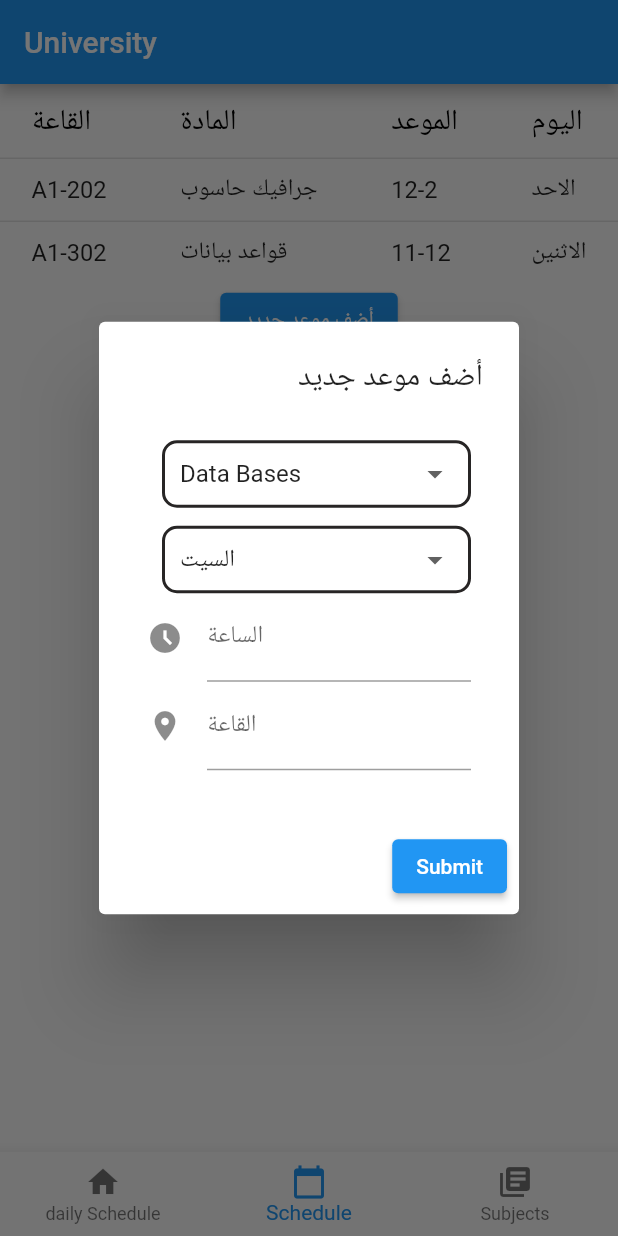
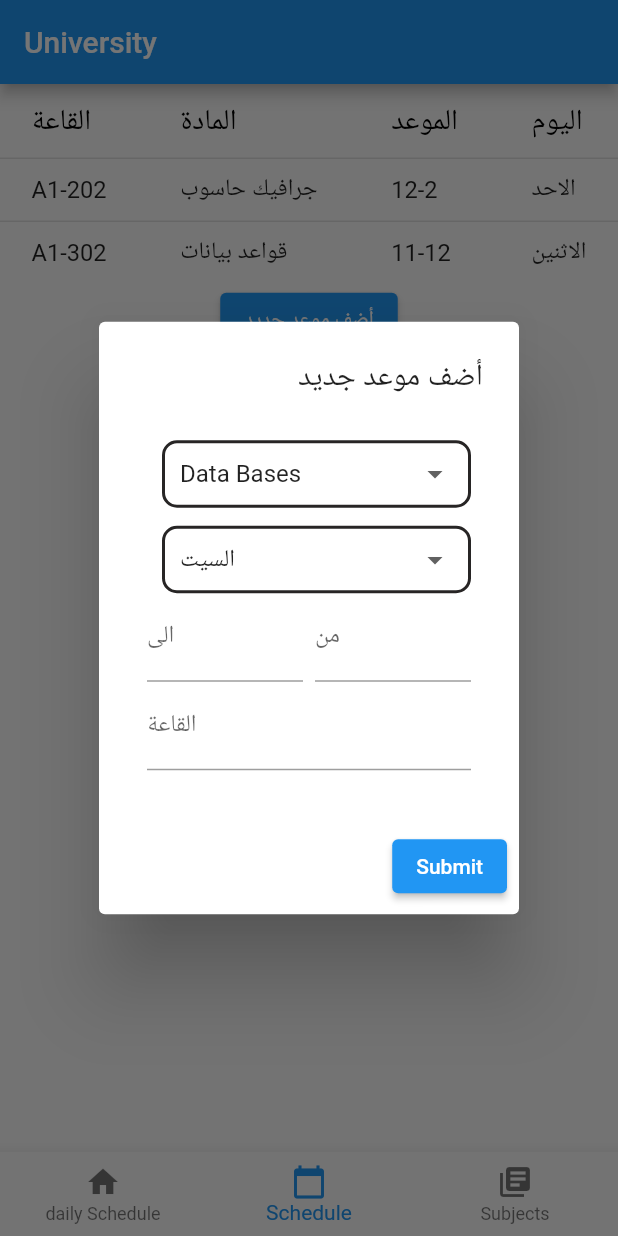
Before and after one commit to saleem-15/University-V1.0, a Flutter app: the screen it shows after launch, item 2 of the bottom bar chosen, after a tap on "أضف موعد جديد", on a phone screen of 412 x 824 dp. Run offline on Flutter 3.47's test engine with Material 2 defaults, Android fonts, the phone set to English and light mode, and no system bars.

Commit message:
sorting the table according to time is done

```diff
--- a/lib/models/lectures.dart
+++ b/lib/models/lectures.dart
@@ -1,28 +1,112 @@
 class Lecture {
   String subject;
   String day;
-  String time;
+  String startingTime;
+  String endingTime;
   String place;
+  late int value; //used for sorting
+
+  /*
+   starting time for lecture could be [8,9,10,11,12,1,2,3] => 8 times
+   day could be [sat,sun,...friday] => 6 days
+
+   which means we have => 8*6 = 48 possible time for any lecture
+
+   Now each each possible time  has a uniqe value (incremental value)
+
+   value = number of day[first day = 0] * 8 + time
+  */
 
   Lecture({
     required this.subject,
     required this.day,
-    required this.time,
+    required this.startingTime,
+    required this.endingTime,
     required this.place,
-  });
+  }) {
+    value =
+        calculateValue(day, startingTime); //value is calculated automatically
+    print("$subject => value: $value");
+  }
 
   static final lecturesList = [
     Lecture(
       subject: 'جرافيك حاسوب',
       day: 'الاحد',
-      time: '12-2',
+      startingTime: '12',
+      endingTime: '2',
       place: 'A1-202',
     ),
     Lecture(
       subject: 'قواعد بيانات',
       day: 'الاثنين',
-      time: '11-12',
+      startingTime: '11',
+      endingTime: '12',
       place: 'A1-302',
     )
   ];
+
+  int calculateValue(String day, String startingTime) {
+    int result = 0;
+
+    switch (day) {
+      case 'السيت':
+        result = 0;
+        break;
+
+      case 'الأحد':
+        result = 8;
+        break;
+
+      case 'الاثنين':
+        result = 16;
+        break;
+
+      case 'الثلاثاء':
+        result = 24;
+        break;
+
+      case 'الأربعاء':
+        result = 32;
+        break;
+
+      case 'الخميس':
+        result = 40;
+        break;
+    }
+
+    switch (startingTime) {
+      case '8':
+        return result = result + 1;
+
+      case '9':
+        return result = result + 2;
+
+      case '10':
+        return result = result + 3;
+
+      case '11':
+        return result = result + 4;
+
+      case '12':
+        return result = result + 5;
+
+      case '1':
+        return result = result + 6;
+
+      case '2':
+        return result = result + 7;
+
+      case '3':
+        return result = result + 8;
+    }
+
+    return 0; // this line has no meaning (JUST TO PLEASE THE STUPID COMPILER)
+  }
+
+  static void sortLecturesList() {
+    lecturesList.sort((a, b) {
+      return a.value.compareTo(b.value);
+    });
+  }
 }
--- a/lib/screens/schedule_screen.dart
+++ b/lib/screens/schedule_screen.dart
@@ -60,7 +60,7 @@ class _ScheduleState extends State<Schedule> {
                     ),
                     DataCell(
                       Text(
-                        e.time,
+                        '${e.startingTime}-${e.endingTime}',
                         style: TextStyle(fontSize: 18),
                       ),
                     ),
@@ -73,37 +73,6 @@ class _ScheduleState extends State<Schedule> {
                   ],
                 );
               }).toList(),
-
-              // [
-              // DataRow(
-              //   cells: <DataCell>[
-              //     DataCell(
-              //       Text(
-              //         'A1-305',
-              //         style: TextStyle(fontSize: 18),
-              //       ),
-              //     ),
-              //     DataCell(
-              //       Text(
-              //         'جرافيك حاسوب',
-              //         style: TextStyle(fontSize: 18),
-              //       ),
-              //     ),
-              //     DataCell(
-              //       Text(
-              //         '11-10',
-              //         style: TextStyle(fontSize: 18),
-              //       ),
-              //     ),
-              //     DataCell(
-              //       Text(
-              //         'السبت',
-              //         style: TextStyle(fontSize: 18),
-              //       ),
-              //     ),
-              //   ],
-              // ),
-              //],
             ),
           ),
           ElevatedButton(
@@ -138,8 +107,9 @@ class _ScheduleState extends State<Schedule> {
   final days = ['السيت', 'الأحد', 'الاثنين', 'الثلاثاء', 'الأربعاء', 'الخميس'];
 
   var subjectInput = TextEditingController();
-  var timeInput = TextEditingController();
   var placeInput = TextEditingController();
+  var startingTimeInput = TextEditingController();
+  var endingTimeInput = TextEditingController();
 
   void showAddNewSubjectDialog(BuildContext ctx) {
     showDialog(
@@ -222,19 +192,40 @@ class _ScheduleState extends State<Schedule> {
                           ),
                         ),
                       ),
-                      TextFormField(
-                        controller: timeInput,
-                        keyboardType: TextInputType.number,
-                        decoration: InputDecoration(
-                          labelText: 'الساعة',
-                          icon: Icon(Icons.access_time_filled_sharp),
-                        ),
+                      Row(
+                        children: [
+                          Flexible(
+                            flex: 1,
+                            child: Padding(
+                              padding: const EdgeInsets.only(right: 4),
+                              child: TextFormField(
+                                controller: endingTimeInput,
+                                keyboardType: TextInputType.number,
+                                decoration: InputDecoration(
+                                  labelText: 'الى',
+                                ),
+                              ),
+                            ),
+                          ),
+                          Flexible(
+                            flex: 1,
+                            child: Padding(
+                              padding: const EdgeInsets.only(left: 4),
+                              child: TextFormField(
+                                controller: startingTimeInput,
+                                keyboardType: TextInputType.number,
+                                decoration: InputDecoration(
+                                  labelText: 'من',
+                                ),
+                              ),
+                            ),
+                          ),
+                        ],
                       ),
                       TextFormField(
                         controller: placeInput,
                         decoration: InputDecoration(
                           labelText: 'القاعة',
-                          icon: Icon(Icons.place),
                         ),
                       ),
                     ],
@@ -250,11 +241,16 @@ class _ScheduleState extends State<Schedule> {
                     Lecture(
                       subject: subjectInput.text,
                       day: dropdownDay!,
-                      time: timeInput.text,
+                      startingTime: startingTimeInput.text,
+                      endingTime: endingTimeInput.text,
                       place: placeInput.text,
                     ),
                   );
-                  //Navigator.of(context).pop();
+                  Lecture.sortLecturesList();
+                  // ignore: unnecessary_this
+                  this.setState(() {});
+
+                  Navigator.of(context).pop();
                 },
               )
             ],
```
